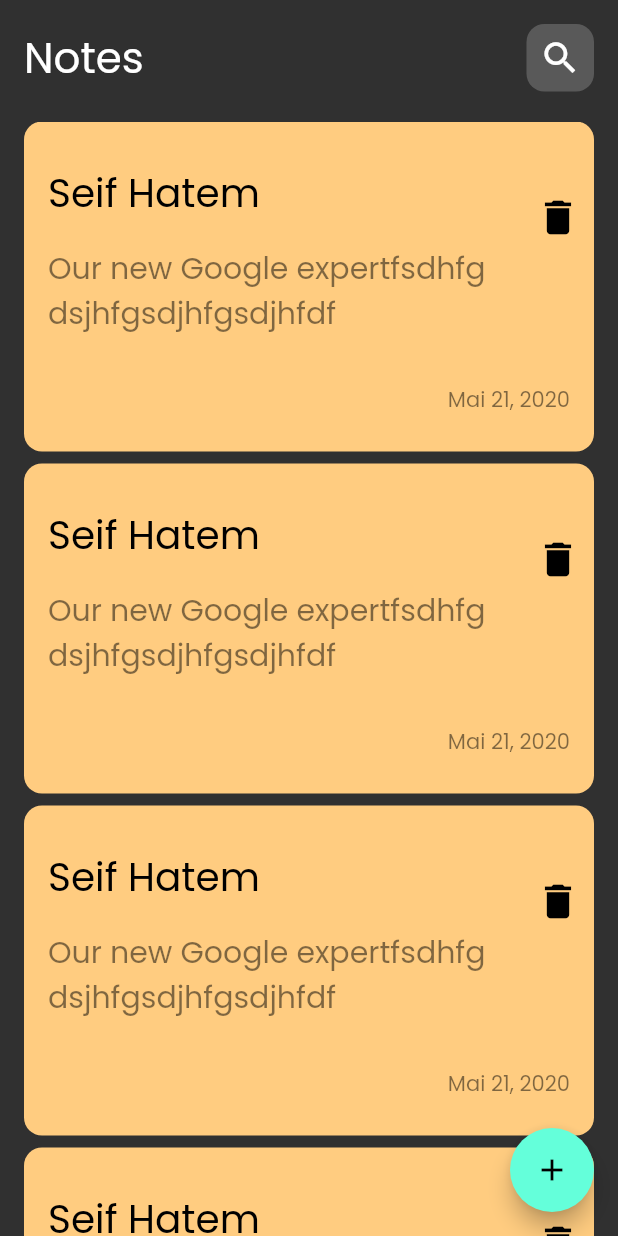
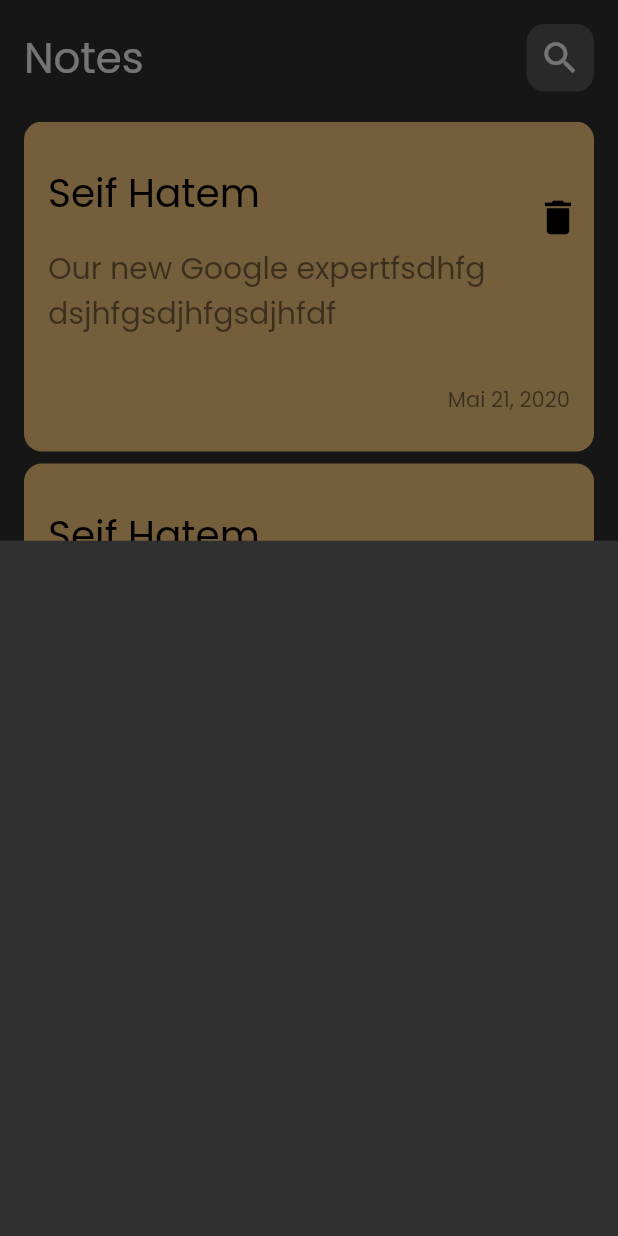
Before and after one commit to SaifHatem/notes_app, a Flutter app: the screen it shows after launch, after a tap on the "add" icon, on a phone screen of 412 x 824 dp. Run offline on Flutter 3.47's test engine with Material 3 defaults, Android fonts, the phone set to English and light mode, and no system bars.

Commit message:
show modal button sheet

```diff
--- a/lib/views/notes_view.dart
+++ b/lib/views/notes_view.dart
@@ -1,4 +1,5 @@
 import 'package:flutter/material.dart';
+import 'package:notes_app/widgets/add_note_botton_sheet.dart';
 import 'package:notes_app/widgets/notes_view_body.dart';
 
 class NotesView extends StatelessWidget {
@@ -11,7 +12,13 @@ class NotesView extends StatelessWidget {
     return SafeArea(
       child: Scaffold(
         floatingActionButton: FloatingActionButton(
-          onPressed: () {},
+          onPressed: () {
+            showModalBottomSheet(
+                context: context,
+                builder: (context) {
+                  return const AddNoteModalSheet();
+                });
+          },
           child: const Icon(Icons.add),
         ),
         body: const NotesViewBody(),
--- /dev/null
+++ b/lib/widgets/add_note_botton_sheet.dart
@@ -0,0 +1,10 @@
+import 'package:flutter/material.dart';
+
+class AddNoteModalSheet extends StatelessWidget {
+  const AddNoteModalSheet({super.key});
+
+  @override
+  Widget build(BuildContext context) {
+    return Container();
+  }
+}
--- a/lib/widgets/notes_view_body.dart
+++ b/lib/widgets/notes_view_body.dart
@@ -8,7 +8,7 @@ class NotesViewBody extends StatelessWidget {
   @override
   Widget build(BuildContext context) {
     return const Padding(
-      padding: EdgeInsets.only(top: 16.0, left: 16, right: 16),
+      padding: EdgeInsets.only(top: 16.0, left: 16, right: 16, bottom: 12),
       child: Column(
         children: [
           CustomAppBar(),
```
